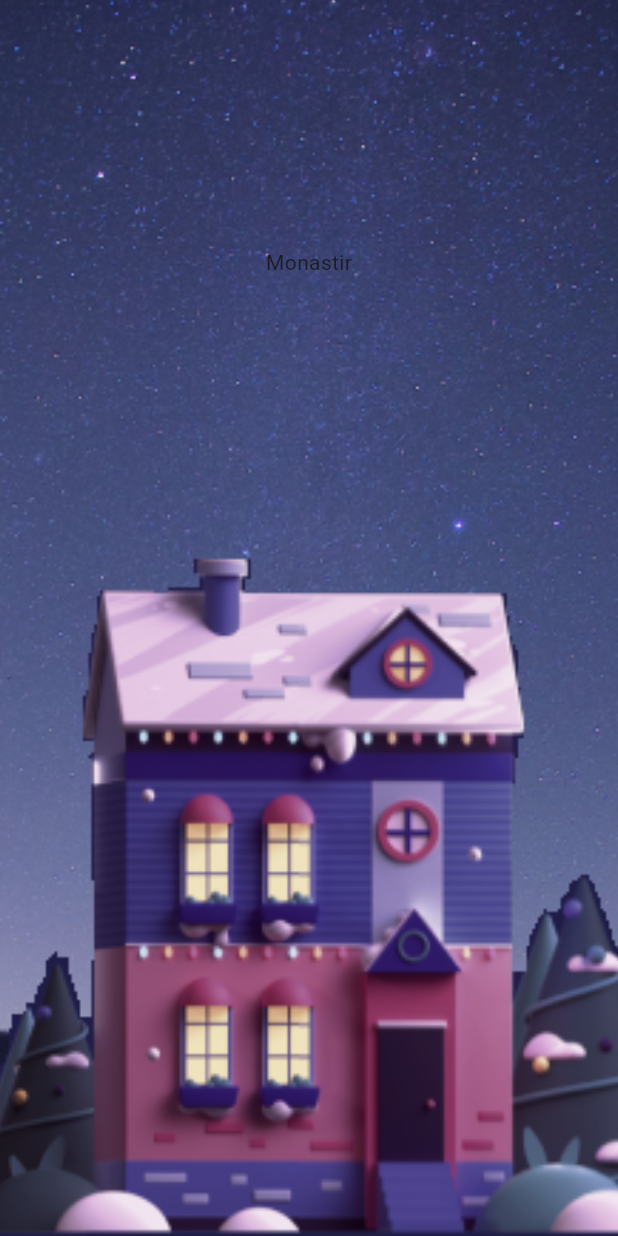
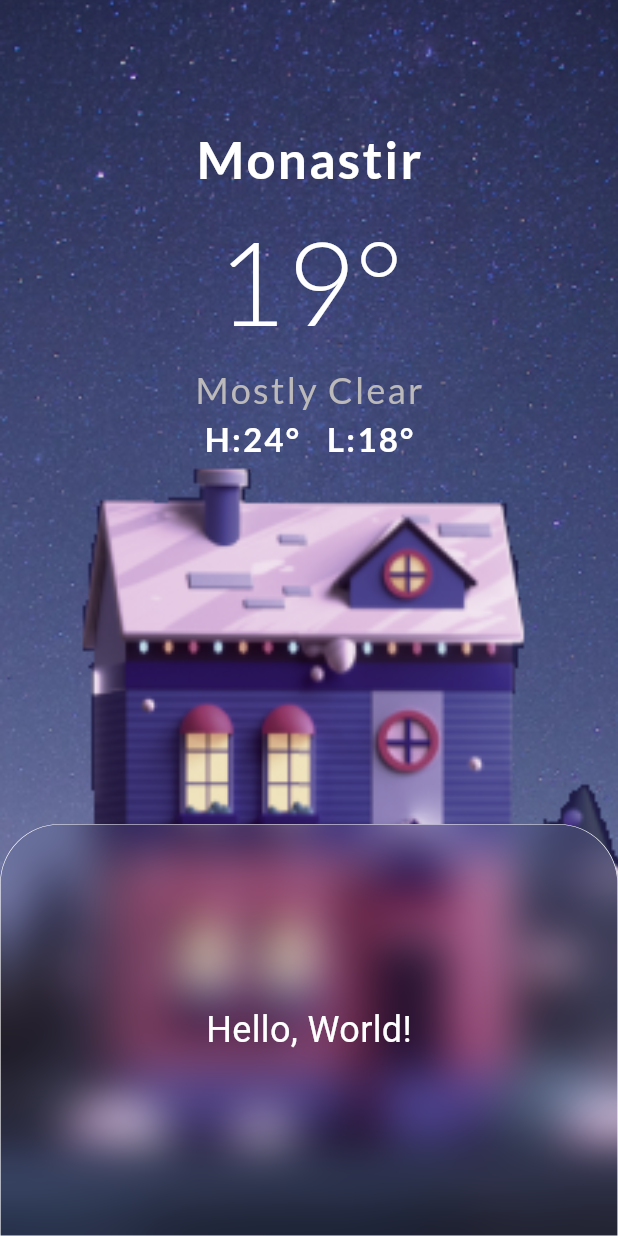
Before and after one commit to TarekLabidi/weather_app, a Flutter app: the screen it shows after launch, on a phone screen of 412 x 824 dp. Run offline on Flutter 3.47's test engine with Material 3 defaults, Android fonts, the phone set to English and light mode, and no system bars; our stand-ins replace google_fonts.

Commit message:
finishing the home page UI

```diff
--- /dev/null
+++ b/lib/Views/components/bottom_informations_sheet.dart
@@ -0,0 +1,47 @@
+import 'dart:ui';
+import 'package:flutter/material.dart';
+
+class BottomInformationsSheet extends StatelessWidget {
+  const BottomInformationsSheet({Key? key});
+
+  @override
+  Widget build(BuildContext context) {
+    final height = MediaQuery.of(context).size.height;
+    final width = MediaQuery.of(context).size.width;
+    //Creating a blured Container with a white border
+    return Stack(
+      children: [
+        ClipRRect(
+          borderRadius: BorderRadius.only(
+              topLeft: Radius.circular(40), topRight: Radius.circular(40)),
+          child: BackdropFilter(
+            filter: ImageFilter.blur(sigmaX: 15, sigmaY: 15),
+            child: Container(
+              width: width,
+              height: height / 3,
+              color: Colors.transparent,
+              child: const Center(
+                child: Text(
+                  'Hello, World!',
+                  style: TextStyle(color: Colors.white, fontSize: 24),
+                ),
+              ),
+            ),
+          ),
+        ),
+        // Container with border
+        Container(
+          width: width,
+          height: height / 3,
+          decoration: BoxDecoration(
+            border: Border.all(color: Colors.white, width: 0.4),
+            borderRadius: BorderRadius.only(
+              topLeft: Radius.circular(40),
+              topRight: Radius.circular(40),
+            ),
+          ),
+        ),
+      ],
+    );
+  }
+}
--- /dev/null
+++ b/lib/Views/components/text_widget.dart
@@ -0,0 +1,75 @@
+import 'package:flutter/material.dart';
+import 'package:google_fonts/google_fonts.dart';
+
+class TextWidget extends StatelessWidget {
+  final String city;
+  final int degree;
+  final String description;
+  final int highest;
+  final int lowest;
+  const TextWidget({
+    super.key,
+    required this.width,
+    required this.city,
+    required this.degree,
+    required this.description,
+    required this.highest,
+    required this.lowest,
+  });
+
+  final double width;
+
+  @override
+  Widget build(BuildContext context) {
+    return Column(
+      children: [
+        Text(
+          city,
+          style: GoogleFonts.lato(
+              fontWeight: FontWeight.bold,
+              fontSize: 34,
+              color: Colors.white,
+              letterSpacing: 1.5),
+        ),
+        Text(
+          '$degree°',
+          style: GoogleFonts.lato(
+              fontSize: 78,
+              fontWeight: FontWeight.w300,
+              color: Colors.white,
+              letterSpacing: 1.5),
+        ),
+        Text(
+          description,
+          style: GoogleFonts.lato(
+              fontSize: 24,
+              fontWeight: FontWeight.w400,
+              color: const Color.fromARGB(255, 187, 185, 185),
+              letterSpacing: 1.5),
+        ),
+        Row(
+          mainAxisAlignment: MainAxisAlignment.center,
+          children: [
+            Text(
+              'H:$highest°',
+              style: GoogleFonts.lato(
+                  fontSize: 22,
+                  fontWeight: FontWeight.bold,
+                  color: Colors.white,
+                  letterSpacing: 1.5),
+            ),
+            SizedBox(width: width / 24),
+            Text(
+              'L:$lowest°',
+              style: GoogleFonts.lato(
+                  fontSize: 22,
+                  fontWeight: FontWeight.bold,
+                  color: Colors.white,
+                  letterSpacing: 1.5),
+            ),
+          ],
+        )
+      ],
+    );
+  }
+}
--- a/lib/Views/mobileView/verticla_layout.dart
+++ b/lib/Views/mobileView/verticla_layout.dart
@@ -1,4 +1,6 @@
 import 'package:flutter/material.dart';
+import 'package:weather_app/Views/components/bottom_informations_sheet.dart';
+import 'package:weather_app/Views/components/text_widget.dart';
 
 class VerticalLayout extends StatefulWidget {
   const VerticalLayout({super.key});
@@ -23,19 +25,38 @@ class _VerticalLayoutState extends State<VerticalLayout> {
           ),
           Align(
             alignment: Alignment.bottomCenter,
-            child: Image.asset(
-              'assets/images/house.png',
-              height: height * 0.55,
-              width: width,
-              fit: BoxFit.cover,
+            child: Column(
+              mainAxisAlignment: MainAxisAlignment.end,
+              children: [
+                Image.asset(
+                  'assets/images/house.png',
+                  height: height * 0.55,
+                  width: width,
+                  fit: BoxFit.cover,
+                ),
+                SizedBox(
+                  height: 60,
+                )
+              ],
             ),
           ),
           Column(
             crossAxisAlignment: CrossAxisAlignment.center,
             mainAxisAlignment: MainAxisAlignment.start,
             children: [
-              SizedBox(height: height * 0.2),
-              Center(child: Text('Monastir')),
+              SizedBox(height: height * 0.1),
+              Center(
+                child: TextWidget(
+                  width: width,
+                  city: 'Monastir',
+                  degree: 19,
+                  description: "Mostly Clear",
+                  highest: 24,
+                  lowest: 18,
+                ),
+              ),
+              const Spacer(),
+              const BottomInformationsSheet(),
             ],
           )
         ],
```
Also changed, not shown: pubspec.yaml (+1 -6 lines), lib/Views/components/background.dart (deleted), pubspec.lock, 1 other file.
